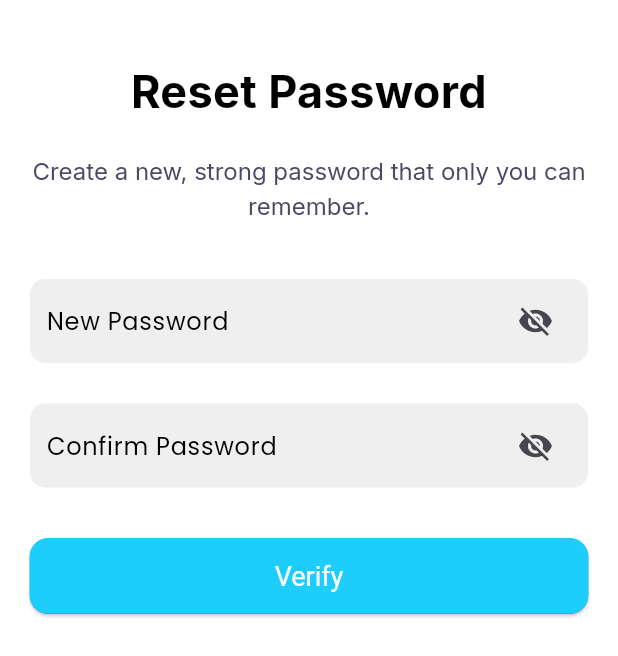
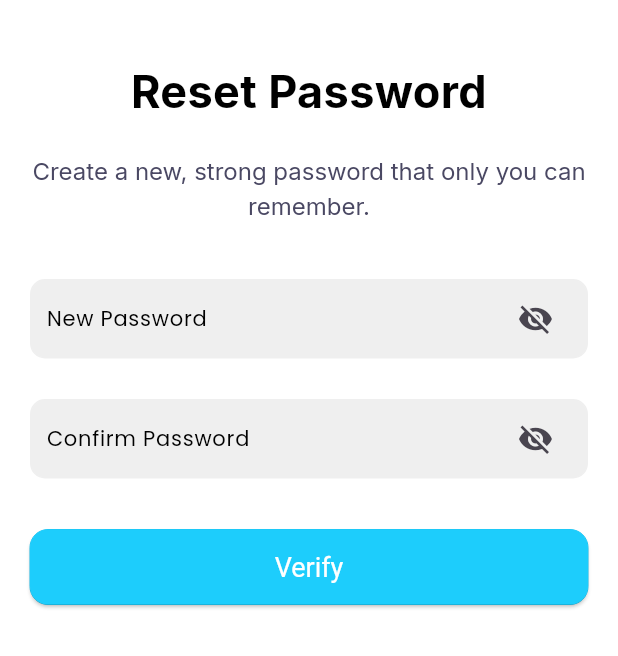
Before and after one commit to Bisecto/Refreshing, a Flutter app: the ResetPassword screen opened directly, on a phone screen of 412 x 824 dp. Shown: the top 656 px of the screen. Run offline on Flutter 3.47's test engine with Material 3 defaults, Android fonts, the phone set to English and light mode, and no system bars; our stand-ins replace adaptive_theme, device_info_plus, flutter_bloc, flutter_svg, google_fonts, lottie and 3 more; missing offline and left inert: cross_connectivity, encrypt; network calls fail; Roboto replaces fonts that are missing (CeraPro).

Commit message:
edited custom input text

```diff
--- a/lib/view/widgets/form_input.dart
+++ b/lib/view/widgets/form_input.dart
@@ -122,7 +122,7 @@ class _CustomTextFormFieldState extends State<CustomTextFormField> {
                       prefixIcon: widget.widget != null
                           ? Padding(
                               padding:
-                                  const EdgeInsets.symmetric(horizontal: 10),
+                                  const EdgeInsets.only(left: 0),
                               child: GestureDetector(
                                 onTap: () {
                                   if (widget.isPasswordField) {
@@ -150,7 +150,7 @@ class _CustomTextFormFieldState extends State<CustomTextFormField> {
                       ),
                       hintText: widget.hint,
                       hintStyle: GoogleFonts.poppins(
-                        fontSize: 16,
+                        fontSize: 14,
                         color: AppColors.black,
                       ),
                       border: InputBorder.none,
```
